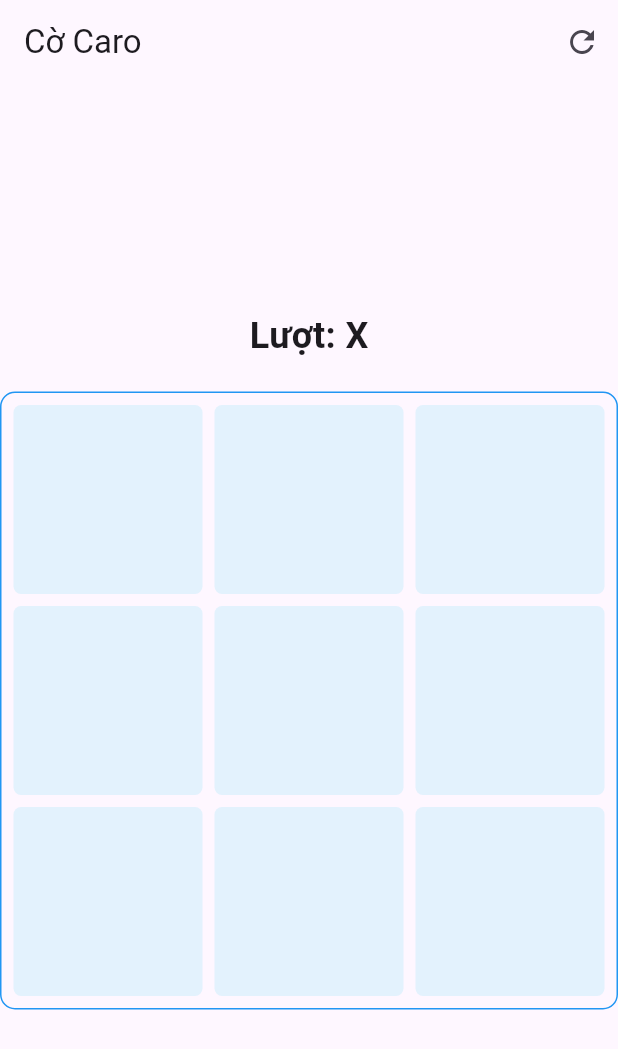
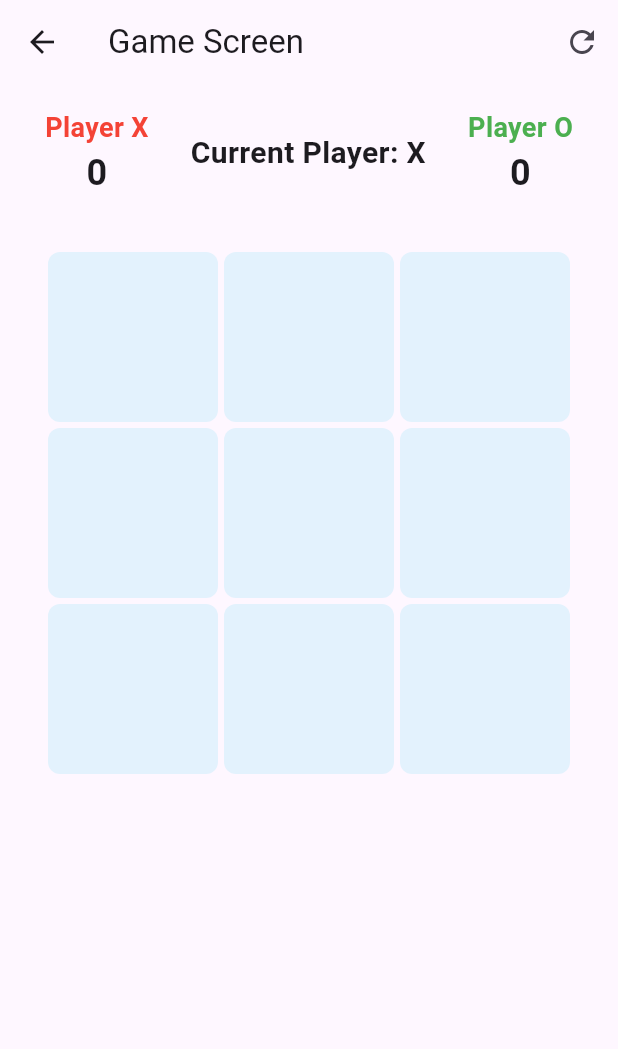
Before and after one commit to lehieu2003/flutter-caro-app, a Flutter app: the GameScreen screen opened directly, after a tap on the "refresh" icon, on a phone screen of 412 x 824 dp. Shown: the top 1049 px of the screen. Run offline on Flutter 3.47's test engine with Material 3 defaults, Android fonts, the phone set to English and light mode, and no system bars.

Commit message:
upgrade the caro app

```diff
--- a/lib/main.dart
+++ b/lib/main.dart
@@ -1,7 +1,15 @@
 import 'package:flutter/material.dart';
+import 'package:provider/provider.dart';
+import 'screens/home_screen.dart';
+import 'models/game_state.dart';
 
 void main() {
-  runApp(MyApp());
+  runApp(
+    ChangeNotifierProvider(
+      create: (context) => GameState(),
+      child: const MyApp(),
+    ),
+  );
 }
 
 class MyApp extends StatelessWidget {
@@ -10,152 +18,12 @@ class MyApp extends StatelessWidget {
   @override
   Widget build(BuildContext context) {
     return MaterialApp(
-      title: 'Cờ Caro',
+      title: 'Cờ Caro Pro',
       theme: ThemeData(
         primarySwatch: Colors.blue,
+        useMaterial3: true,
       ),
-      home: GameScreen(),
+      home: const HomeScreen(),
     );
   }
 }
-
-class GameScreen extends StatefulWidget {
-  const GameScreen({super.key});
-
-  @override
-  _GameScreenState createState() => _GameScreenState();
-}
-
-class _GameScreenState extends State<GameScreen> {
-  late List<List<String>> _board;
-  late bool _isXTurn;
-  late String _winner;
-
-  @override
-  void initState() {
-    super.initState();
-    _resetGame();
-  }
-
-  void _resetGame() {
-    setState(() {
-      _board = List.generate(3, (_) => List.filled(3, ''));
-      _isXTurn = true;
-      _winner = '';
-    });
-  }
-
-  void _onCellTap(int row, int col) {
-    if (_board[row][col].isEmpty && _winner.isEmpty) {
-      setState(() {
-        _board[row][col] = _isXTurn ? 'X' : 'O';
-        _checkWinner(row, col);
-        _isXTurn = !_isXTurn;
-      });
-    }
-  }
-
-  void _checkWinner(int row, int col) {
-    String player = _board[row][col];
-
-    // Check hàng ngang
-    if (_board[row].every((cell) => cell == player)) {
-      _winner = player;
-      return;
-    }
-
-    // Check hàng dọc
-    if (_board.every((rowList) => rowList[col] == player)) {
-      _winner = player;
-      return;
-    }
-
-    // Check đường chéo chính
-    if (row == col && _board.every((rowList) => rowList[_board.indexOf(rowList)] == player)) {
-      _winner = player;
-      return;
-    }
-
-    // Check đường chéo phụ
-    if (row + col == 2 && _board.every((rowList) => rowList[2 - _board.indexOf(rowList)] == player)) {
-      _winner = player;
-      return;
-    }
-
-    // Check hòa
-    if (_board.every((row) => row.every((cell) => cell.isNotEmpty))) {
-      _winner = 'Hòa';
-    }
-  }
-
-  @override
-  Widget build(BuildContext context) {
-    return Scaffold(
-      appBar: AppBar(
-        title: Text('Cờ Caro'),
-        actions: [
-          IconButton(
-            icon: Icon(Icons.refresh),
-            onPressed: _resetGame,
-          )
-        ],
-      ),
-      body: Center(
-        child: Column(
-          mainAxisAlignment: MainAxisAlignment.center,
-          children: [
-            Text(
-              _winner.isNotEmpty
-                  ? _winner == 'Hòa' ? 'Hòa!' : 'Người thắng: $_winner'
-                  : 'Lượt: ${_isXTurn ? 'X' : 'O'}',
-              style: TextStyle(fontSize: 24, fontWeight: FontWeight.bold),
-            ),
-            SizedBox(height: 20),
-            Container(
-              padding: EdgeInsets.all(8),
-              decoration: BoxDecoration(
-                border: Border.all(color: Colors.blue),
-                borderRadius: BorderRadius.circular(10),
-              ),
-              child: GridView.builder(
-                shrinkWrap: true,
-                gridDelegate: SliverGridDelegateWithFixedCrossAxisCount(
-                  crossAxisCount: 3,
-                  childAspectRatio: 1,
-                  mainAxisSpacing: 8,
-                  crossAxisSpacing: 8,
-                ),
-                itemCount: 9,
-                itemBuilder: (context, index) {
-                  int row = index ~/ 3;
-                  int col = index % 3;
-                  return GestureDetector(
-                    onTap: () => _onCellTap(row, col),
-                    child: Container(
-                      decoration: BoxDecoration(
-                        color: Colors.blue[50],
-                        borderRadius: BorderRadius.circular(5),
-                      ),
-                      child: Center(
-                        child: Text(
-                          _board[row][col],
-                          style: TextStyle(
-                            fontSize: 40,
-                            color: _board[row][col] == 'X'
-                                ? Colors.red
-                                : Colors.green,
-                            fontWeight: FontWeight.bold,
-                          ),
-                        ),
-                      ),
-                    ),
-                  );
-                },
-              ),
-            ),
-          ],
-        ),
-      ),
-    );
-  }
-}
--- /dev/null
+++ b/lib/models/game_state.dart
@@ -0,0 +1,45 @@
+import 'package:flutter/material.dart';
+import 'package:flutter_application_1/utils/enums.dart';
+import '../utils/constants.dart';
+import '../utils/game_logic.dart';
+
+class GameState extends ChangeNotifier {
+  List<List<String>> board = [];
+  String currentPlayer = 'X';
+  String? winner;
+  int xScore = 0;
+  int oScore = 0;
+
+  GameState() {
+    resetGame();
+  }
+
+  get difficulty => null;
+
+  void resetGame() {
+    board = List.generate(
+      BOARD_SIZE,
+      (_) => List.filled(BOARD_SIZE, ''),
+    );
+    currentPlayer = 'X';
+    winner = null;
+    notifyListeners();
+  }
+
+  void makeMove(int row, int col) {
+    if (board[row][col].isEmpty && winner == null) {
+      board[row][col] = currentPlayer;
+      winner = checkWinner(board, row, col);
+
+      if (winner != null) {
+        if (winner == 'X') xScore++;
+        if (winner == 'O') oScore++;
+      }
+
+      currentPlayer = currentPlayer == 'X' ? 'O' : 'X';
+      notifyListeners();
+    }
+  }
+
+  void setDifficulty(GameDifficulty newValue) {}
+}
--- /dev/null
+++ b/lib/models/player.dart
@@ -0,0 +1,6 @@
+class Player {
+  String name;
+  int score;
+
+  Player({required this.name, this.score = 0});
+}
--- /dev/null
+++ b/lib/screens/game_screen.dart
@@ -0,0 +1,34 @@
+import 'package:flutter/material.dart';
+import 'package:provider/provider.dart';
+import '../widgets/game_board.dart';
+import '../widgets/score_board.dart';
+import '../models/game_state.dart';
+
+class GameScreen extends StatelessWidget {
+  const GameScreen({super.key});
+
+  @override
+  Widget build(BuildContext context) {
+    return Scaffold(
+      appBar: AppBar(
+        title: const Text('Game Screen'),
+        actions: [
+          IconButton(
+            icon: const Icon(Icons.refresh),
+            onPressed: () => context.read<GameState>().resetGame(),
+          ),
+        ],
+      ),
+      body: const Padding(
+        padding: EdgeInsets.all(16.0),
+        child: Column(
+          children: [
+            ScoreBoard(),
+            SizedBox(height: 20),
+            Expanded(child: GameBoard()),
+          ],
+        ),
+      ),
+    );
+  }
+}
--- /dev/null
+++ b/lib/utils/constants.dart
@@ -0,0 +1,7 @@
+import 'package:flutter/material.dart';
+
+const int BOARD_SIZE = 3;
+const Color X_COLOR = Colors.red;
+const Color O_COLOR = Colors.green;
+const Color BOARD_COLOR = Color(0xFFE3F2FD);
+const double CELL_SIZE = 80.0;
--- /dev/null
+++ b/lib/utils/enums.dart
@@ -0,0 +1,5 @@
+enum GameDifficulty {
+  easy,
+  medium,
+  hard,
+}
--- /dev/null
+++ b/lib/utils/game_logic.dart
@@ -0,0 +1,51 @@
+import 'constants.dart';
+
+String? checkWinner(List<List<String>> board, int row, int col) {
+  final player = board[row][col];
+  const winCount = 3;
+
+  // Check hàng ngang
+  if (checkLine(board, row, 0, 0, 1, player, winCount)) return player;
+
+  // Check hàng dọc
+  if (checkLine(board, 0, col, 1, 0, player, winCount)) return player;
+
+  // Check đường chéo chính
+  if (row == col && checkLine(board, 0, 0, 1, 1, player, winCount))
+    return player;
+
+  // Check đường chéo phụ
+  if (row + col == BOARD_SIZE - 1 &&
+      checkLine(board, 0, BOARD_SIZE - 1, 1, -1, player, winCount)) {
+    return player;
+  }
+
+  // Check hòa
+  if (board.every((row) => row.every((cell) => cell.isNotEmpty))) return 'Draw';
+
+  return null;
+}
+
+bool checkLine(
+  List<List<String>> board,
+  int startRow,
+  int startCol,
+  int rowIncrement,
+  int colIncrement,
+  String player,
+  int winCount,
+) {
+  var count = 0;
+  for (var i = 0; i < BOARD_SIZE; i++) {
+    final r = startRow + i * rowIncrement;
+    final c = startCol + i * colIncrement;
+    if (r >= BOARD_SIZE || c >= BOARD_SIZE) break;
+    if (board[r][c] == player) {
+      count++;
+      if (count == winCount) return true;
+    } else {
+      count = 0;
+    }
+  }
+  return false;
+}
--- /dev/null
+++ b/lib/widgets/cell_widget.dart
@@ -0,0 +1,38 @@
+import 'package:flutter/material.dart';
+import '../utils/constants.dart';
+
+class CellWidget extends StatelessWidget {
+  final String value;
+  final VoidCallback onTap;
+
+  const CellWidget({
+    super.key,
+    required this.value,
+    required this.onTap,
+  });
+
+  @override
+  Widget build(BuildContext context) {
+    return GestureDetector(
+      onTap: onTap,
+      child: Container(
+        width: CELL_SIZE,
+        height: CELL_SIZE,
+        decoration: BoxDecoration(
+          color: BOARD_COLOR,
+          borderRadius: BorderRadius.circular(8),
+        ),
+        child: Center(
+          child: Text(
+            value,
+            style: TextStyle(
+              fontSize: CELL_SIZE * 0.6,
+              color: value == 'X' ? X_COLOR : O_COLOR,
+              fontWeight: FontWeight.bold,
+            ),
+          ),
+        ),
+      ),
+    );
+  }
+}
--- /dev/null
+++ b/lib/widgets/game_board.dart
@@ -0,0 +1,34 @@
+import 'package:flutter/material.dart';
+import 'package:provider/provider.dart';
+import '../models/game_state.dart';
+import '../utils/constants.dart';
+import 'cell_widget.dart';
+
+class GameBoard extends StatelessWidget {
+  const GameBoard({super.key});
+
+  @override
+  Widget build(BuildContext context) {
+    final gameState = context.watch<GameState>();
+
+    return Padding(
+      padding: const EdgeInsets.all(16.0),
+      child: GridView.builder(
+        gridDelegate: SliverGridDelegateWithFixedCrossAxisCount(
+          crossAxisCount: BOARD_SIZE,
+          mainAxisSpacing: 4,
+          crossAxisSpacing: 4,
+        ),
+        itemCount: BOARD_SIZE * BOARD_SIZE,
+        itemBuilder: (context, index) {
+          final row = index ~/ BOARD_SIZE;
+          final col = index % BOARD_SIZE;
+          return CellWidget(
+            value: gameState.board[row][col],
+            onTap: () => gameState.makeMove(row, col),
+          );
+        },
+      ),
+    );
+  }
+}
--- /dev/null
+++ b/lib/widgets/score_board.dart
@@ -0,0 +1,60 @@
+import 'package:flutter/material.dart';
+import 'package:provider/provider.dart';
+import '../models/game_state.dart';
+
+class ScoreBoard extends StatelessWidget {
+  const ScoreBoard({super.key});
+
+  @override
+  Widget build(BuildContext context) {
+    final gameState = context.watch<GameState>();
+
+    return Row(
+      mainAxisAlignment: MainAxisAlignment.spaceAround,
+      children: [
+        _buildScore('Player X', gameState.xScore, Colors.red),
+        _buildGameStatus(gameState),
+        _buildScore('Player O', gameState.oScore, Colors.green),
+      ],
+    );
+  }
+
+  Widget _buildScore(String label, int score, Color color) {
+    return Column(
+      children: [
+        Text(
+          label,
+          style: TextStyle(
+            fontSize: 18,
+            color: color,
+            fontWeight: FontWeight.bold,
+          ),
+        ),
+        Text(
+          '$score',
+          style: const TextStyle(fontSize: 24, fontWeight: FontWeight.bold),
+        ),
+      ],
+    );
+  }
+
+  Widget _buildGameStatus(GameState gameState) {
+    return Column(
+      children: [
+        Text(
+          gameState.winner == null
+              ? 'Current Player: ${gameState.currentPlayer}'
+              : gameState.winner == 'Draw'
+                  ? 'Game Draw!'
+                  : 'Winner: ${gameState.winner}',
+          style: const TextStyle(fontSize: 20, fontWeight: FontWeight.bold),
+        ),
+        if (gameState.winner != null)
+          ElevatedButton(
+            onPressed: gameState.resetGame,
+            child: const Text('Play Again'),
+          ),
+      ],
+    );
+  }
+}
--- a/pubspec.yaml
+++ b/pubspec.yaml
@@ -1,5 +1,5 @@
 name: flutter_application_1
-description: "A new Flutter project."
+description: 'A new Flutter project.'
 # The following line prevents the package from being accidentally published to
 # pub.dev using `flutter pub publish`. This is preferred for private packages.
 publish_to: 'none' # Remove this line if you wish to publish to pub.dev
@@ -34,6 +34,7 @@ dependencies:
   # The following adds the Cupertino Icons font to your application.
   # Use with the CupertinoIcons class for iOS style icons.
   cupertino_icons: ^1.0.8
+  provider: ^6.0.5
 
 dev_dependencies:
   flutter_test:
@@ -51,7 +52,6 @@ dev_dependencies:
 
 # The following section is specific to Flutter packages.
 flutter:
-
   # The following line ensures that the Material Icons font is
   # included with your application, so that you can use the icons in
   # the material Icons class.
```
Also changed, not shown: lib/screens/home_screen.dart (added, +27 -0 lines), lib/screens/settings_screen.dart (added, +43 -0 lines), pubspec.lock.
